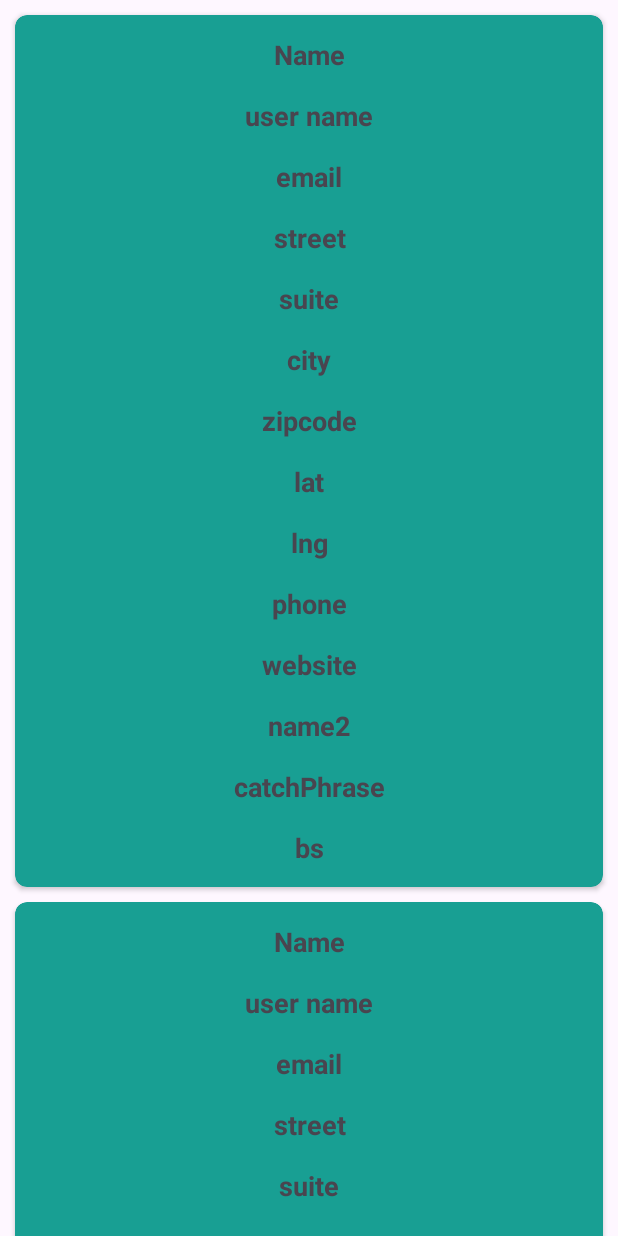
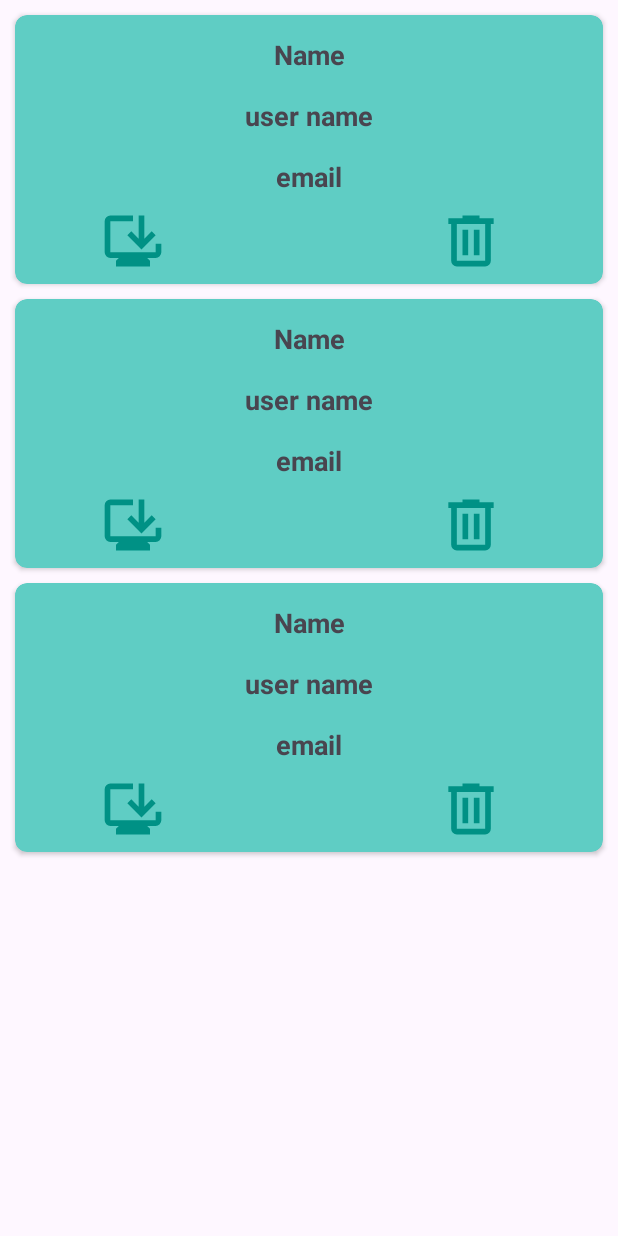
Before and after one commit to rayhan0182/API, an Android app: the layout activity_main2.xml on its own in the app's theme, with its tools: preview values and no code run, on a phone screen of 412 x 824 dp. Run offline under Robolectric (Android 15) with nearby library versions, the phone set to English and light mode, and no system bars.

Commit message:
update ui create

```diff
--- a/app/src/main/AndroidManifest.xml
+++ b/app/src/main/AndroidManifest.xml
@@ -14,6 +14,9 @@
         android:roundIcon="@mipmap/ic_launcher_round"
         android:supportsRtl="true"
         android:theme="@style/Theme.APIService">
+        <activity
+            android:name=".update"
+            android:exported="false" />
         <activity
             android:name=".Activity.createuser"
             android:exported="false" />
--- a/app/src/main/java/com/example/apiservice/Activity/MainActivity.kt
+++ b/app/src/main/java/com/example/apiservice/Activity/MainActivity.kt
@@ -3,9 +3,6 @@ import android.content.Intent
 import android.os.Bundle
 import androidx.appcompat.app.AppCompatActivity
 import com.example.apiservice.databinding.ActivityMainBinding
-
-
-
 class MainActivity : AppCompatActivity() {
     lateinit var binding: ActivityMainBinding
     override fun onCreate(savedInstanceState: Bundle?) {
--- a/app/src/main/java/com/example/apiservice/Retrofit/Apiservice.kt
+++ b/app/src/main/java/com/example/apiservice/Retrofit/Apiservice.kt
@@ -7,6 +7,8 @@ import retrofit2.Response
 import retrofit2.http.Body
 import retrofit2.http.GET
 import retrofit2.http.POST
+import retrofit2.http.PUT
+import retrofit2.http.Path
 
 interface Apiservice {
 
@@ -18,5 +20,8 @@ interface Apiservice {
 
     suspend fun create(@Body used: Createdata): Createdata
 
+     @PUT("users/{id}")
+
+    suspend fun updateuser(@Path("id")id: Int,@Body showdata: Showdata): Showdata
 
 }
--- /dev/null
+++ b/app/src/main/res/drawable/outline_browser_updated_24.xml
@@ -0,0 +1,5 @@
+<vector xmlns:android="http://schemas.android.com/apk/res/android" android:height="24dp" android:tint="#009185" android:viewportHeight="960" android:viewportWidth="960" android:width="24dp">
+
+    <path android:fillColor="@android:color/white" android:pathData="M240,840L240,760L280,720L160,720Q127,720 103.5,696.5Q80,673 80,640L80,200Q80,167 103.5,143.5Q127,120 160,120L480,120L480,200L160,200Q160,200 160,200Q160,200 160,200L160,640Q160,640 160,640Q160,640 160,640L800,640Q800,640 800,640Q800,640 800,640L800,520L880,520L880,640Q880,673 856.5,696.5Q833,720 800,720L680,720L720,760L720,840L240,840ZM600,600L400,400L456,344L560,447L560,120L640,120L640,447L744,344L800,400L600,600Z"/>
+
+</vector>
--- /dev/null
+++ b/app/src/main/res/drawable/outline_delete_24.xml
@@ -0,0 +1,5 @@
+<vector xmlns:android="http://schemas.android.com/apk/res/android" android:height="24dp" android:tint="#009185" android:viewportHeight="960" android:viewportWidth="960" android:width="24dp">
+
+    <path android:fillColor="@android:color/white" android:pathData="M280,840Q247,840 223.5,816.5Q200,793 200,760L200,240L160,240L160,160L360,160L360,120L600,120L600,160L800,160L800,240L760,240L760,760Q760,793 736.5,816.5Q713,840 680,840L280,840ZM680,240L280,240L280,760Q280,760 280,760Q280,760 280,760L680,760Q680,760 680,760Q680,760 680,760L680,240ZM360,680L440,680L440,320L360,320L360,680ZM520,680L600,680L600,320L520,320L520,680ZM280,240L280,240L280,760Q280,760 280,760Q280,760 280,760L280,760Q280,760 280,760Q280,760 280,760L280,240Z"/>
+
+</vector>
--- a/app/src/main/res/layout/items.xml
+++ b/app/src/main/res/layout/items.xml
@@ -7,7 +7,7 @@
     android:elevation="15sp"
     android:layout_marginHorizontal="10dp"
     android:layout_marginTop="10dp"
-    android:backgroundTint="#189F93">
+    android:backgroundTint="#5FCDC4">
 
     <LinearLayout
         android:layout_width="match_parent"
@@ -50,121 +50,33 @@
             android:textStyle="bold"
             />
 
-
-        <TextView
-            android:id="@+id/street"
+        <LinearLayout
             android:layout_width="match_parent"
             android:layout_height="wrap_content"
-            android:gravity="center"
-            android:padding="8dp"
-            android:text="street"
-            android:textSize="18sp"
-            android:textStyle="bold" />
+            android:orientation="horizontal">
 
-        <TextView
-            android:id="@+id/suite"
-            android:layout_width="match_parent"
-            android:layout_height="wrap_content"
-            android:gravity="center"
-            android:padding="8dp"
-            android:text="suite"
-            android:textSize="18sp"
-            android:textStyle="bold" />
+            <ImageView
+                android:id="@+id/update"
+                android:layout_width="45dp"
+                android:layout_height="45dp"
+                android:src="@drawable/outline_browser_updated_24"
+                android:scaleType="centerCrop"
+                android:layout_marginLeft="50dp"
+                />
 
-        <TextView
-            android:id="@+id/city"
-            android:layout_width="match_parent"
-            android:layout_height="wrap_content"
-            android:text="city"
-            android:gravity="center"
-            android:padding="8dp"
-            android:textSize="18sp"
-            android:textStyle="bold"
-            />
-
-        <TextView
-            android:id="@+id/zipcode"
-            android:layout_width="match_parent"
-            android:layout_height="wrap_content"
-            android:text="zipcode"
-            android:gravity="center"
-            android:padding="8dp"
-            android:textSize="18sp"
-            android:textStyle="bold"
-            />
-
-        <TextView
-            android:id="@+id/lat"
-            android:layout_width="match_parent"
-            android:layout_height="wrap_content"
-            android:text="lat"
-            android:gravity="center"
-            android:padding="8dp"
-            android:textSize="18sp"
-            android:textStyle="bold"
-            />
+            <ImageView
+                android:id="@+id/delete"
+                android:layout_width="45dp"
+                android:layout_height="45dp"
+                android:src="@drawable/outline_delete_24"
+                android:scaleType="centerCrop"
+                android:layout_marginLeft="180dp"
+                />
 
 
-        <TextView
-            android:id="@+id/lng"
-            android:layout_width="match_parent"
-            android:layout_height="wrap_content"
-            android:gravity="center"
-            android:padding="8dp"
-            android:text="lng"
-            android:textSize="18sp"
-            android:textStyle="bold" />
 
-        <TextView
-            android:id="@+id/phone"
-            android:layout_width="match_parent"
-            android:layout_height="wrap_content"
-            android:gravity="center"
-            android:padding="8dp"
-            android:text="phone"
-            android:textSize="18sp"
-            android:textStyle="bold" />
+        </LinearLayout>
 
-
-        <TextView
-            android:id="@+id/website"
-            android:layout_width="match_parent"
-            android:layout_height="wrap_content"
-            android:gravity="center"
-            android:padding="8dp"
-            android:text="website"
-            android:textSize="18sp"
-            android:textStyle="bold" />
-
-        <TextView
-            android:id="@+id/name2"
-            android:layout_width="match_parent"
-            android:layout_height="wrap_content"
-            android:gravity="center"
-            android:padding="8dp"
-            android:text="name2"
-            android:textSize="18sp"
-            android:textStyle="bold" />
-
-        <TextView
-            android:id="@+id/catchPhrase"
-            android:layout_width="match_parent"
-            android:layout_height="wrap_content"
-            android:gravity="center"
-            android:padding="8dp"
-            android:text="catchPhrase"
-            android:textSize="18sp"
-            android:textStyle="bold" />
-
-        <TextView
-            android:id="@+id/bs"
-            android:layout_width="match_parent"
-            android:layout_height="wrap_content"
-            android:gravity="center"
-            android:padding="8dp"
-            android:text="bs"
-            android:textSize="18sp"
-            android:textStyle="bold" />
 
 
 
```
Also changed, not shown: app/src/main/java/com/example/apiservice/Activity/MainActivity2.kt (+13 -2 lines), app/src/main/java/com/example/apiservice/Model/Showdata.kt (+1 -40 lines), app/src/main/java/com/example/apiservice/RC/Adapter.kt (+0 -19 lines), app/src/main/java/com/example/apiservice/Repository/Repository.kt (+25 -0 lines), app/src/main/java/com/example/apiservice/Vm/Userviewmodel.kt (+31 -4 lines), app/src/main/java/com/example/apiservice/update.kt (added, +27 -0 lines), app/src/main/res/layout/activity_update.xml (added, +93 -0 lines).
